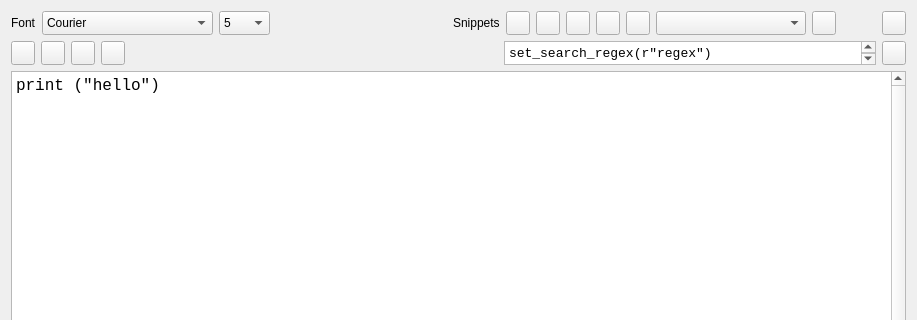
JaDogg/expressPython, file UI/mainview.ui: the form before one commit; both pictures show x 0 to 917 and y 0 to 320 of the 917 by 609 pixel window.
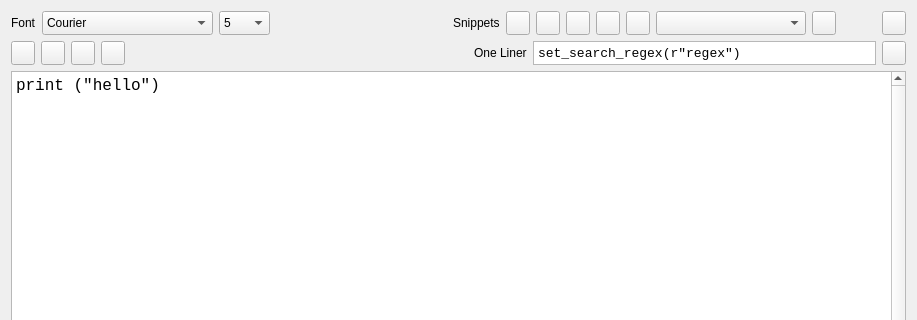
The form after the commit. Icons and pictures are not drawn. Custom widgets are drawn as their Qt base class.

```diff
--- a/UI/mainview.ui
+++ b/UI/mainview.ui
@@ -579,6 +579,9 @@
         <property name="orientation">
          <enum>Qt::Horizontal</enum>
         </property>
+        <property name="sizeType">
+         <enum>QSizePolicy::MinimumExpanding</enum>
+        </property>
         <property name="sizeHint" stdset="0">
          <size>
           <width>40</width>
@@ -587,8 +590,21 @@
         </property>
        </spacer>
       </item>
+      <item>
+       <widget class="QLabel" name="lblOneLiner">
+        <property name="text">
+         <string>One Liner</string>
+        </property>
+       </widget>
+      </item>
       <item>
        <widget class="CodeEditor" name="txtOneLiner">
+        <property name="sizePolicy">
+         <sizepolicy hsizetype="Expanding" vsizetype="Fixed">
+          <horstretch>0</horstretch>
+          <verstretch>0</verstretch>
+         </sizepolicy>
+        </property>
         <property name="minimumSize">
          <size>
           <width>0</width>
@@ -598,7 +614,7 @@
         <property name="maximumSize">
          <size>
           <width>16777215</width>
-          <height>44</height>
+          <height>24</height>
          </size>
         </property>
         <property name="font">
@@ -608,13 +624,16 @@
          </font>
         </property>
         <property name="toolTip">
-         <string>Code Area</string>
+         <string>One Liner Code</string>
+        </property>
+        <property name="autoFillBackground">
+         <bool>false</bool>
         </property>
         <property name="inputMethodHints">
          <set>Qt::ImhMultiLine</set>
         </property>
         <property name="verticalScrollBarPolicy">
-         <enum>Qt::ScrollBarAlwaysOn</enum>
+         <enum>Qt::ScrollBarAlwaysOff</enum>
         </property>
         <property name="horizontalScrollBarPolicy">
          <enum>Qt::ScrollBarAlwaysOff</enum>
```
Left out of the diff: 2 changed lines with no effect on the pictures.
